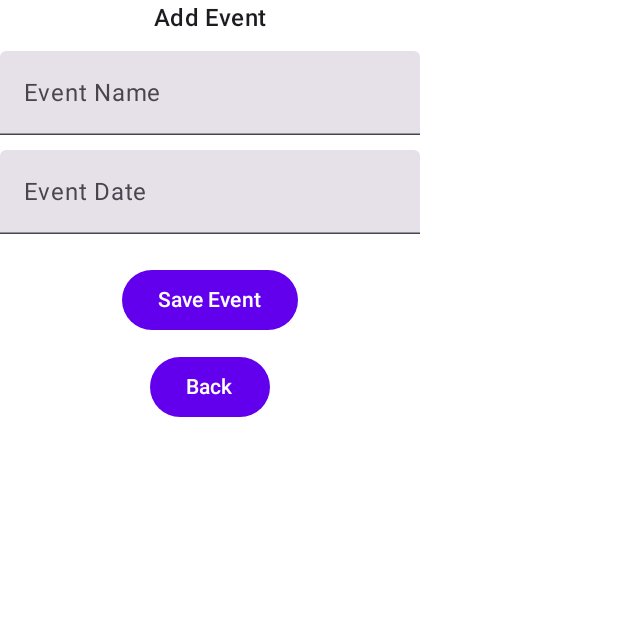
After one commit to Roberquilez/Parcial2Eventos_RobertoQuilez, an Android app built with Jetpack Compose: the composable PantallaAgregarEvento shown on its own in the app's theme, on a phone screen of 412 x 824 dp, the top half of it. The commit adds this screen. Run offline under Robolectric (Android 15) with nearby library versions, the phone set to English and light mode, and no system bars.

Commit message:
ejecicio 2
Igual hay que añadir mas cosas a la pantallaagregarevento pero funciona y me cambia el idioma

```diff
--- /dev/null
+++ b/app/src/main/java/com/example/parcial2eventos_robertoquilez/Evento.kt
@@ -0,0 +1,3 @@
+package com.example.parcial2eventos_robertoquilez
+
+data class Evento(val nombre: String, val fecha: String)
--- /dev/null
+++ b/app/src/main/java/com/example/parcial2eventos_robertoquilez/PantallaAgregarEvento.kt
@@ -0,0 +1,38 @@
+package com.example.parcial2eventos_robertoquilez
+
+import androidx.compose.foundation.layout.*
+import androidx.compose.material3.*
+import androidx.compose.runtime.*
+import androidx.compose.ui.Alignment
+import androidx.compose.ui.Modifier
+import androidx.compose.ui.platform.LocalContext
+import androidx.compose.ui.res.stringResource
+import androidx.compose.ui.unit.dp
+
+@Composable
+fun PantallaAgregarEvento(onEventoAgregado: (Evento) -> Unit, onVolver: () -> Unit) {
+    var nombre by remember { mutableStateOf("") }
+    var fecha by remember { mutableStateOf("") }
+    val context = LocalContext.current
+
+    Column(horizontalAlignment = Alignment.CenterHorizontally) {
+        Text(text = stringResource(id = R.string.agregar_evento), style = MaterialTheme.typography.titleMedium)
+        Spacer(modifier = Modifier.height(10.dp))
+
+        TextField(value = nombre, onValueChange = { nombre = it }, label = { Text(stringResource(id = R.string.nombre_evento)) })
+        Spacer(modifier = Modifier.height(10.dp))
+        TextField(value = fecha, onValueChange = { fecha = it }, label = { Text(stringResource(id = R.string.fecha_evento)) })
+        Spacer(modifier = Modifier.height(20.dp))
+
+        Button(onClick = {
+            onEventoAgregado(Evento(nombre, fecha))
+            onVolver()
+        }) {
+            Text(stringResource(id = R.string.guardar_evento))
+        }
+        Spacer(modifier = Modifier.height(10.dp))
+        Button(onClick = onVolver) {
+            Text(stringResource(id = R.string.volver))
+        }
+    }
+}
--- a/app/src/main/res/values/strings.xml
+++ b/app/src/main/res/values/strings.xml
@@ -1,3 +1,9 @@
 <resources>
-    <string name="app_name">Parcial2Eventos_RobertoQuilez</string>
+    <string name="app_name">Parcial2Eventos</string>
+    <string name="eventos">Events</string>
+    <string name="agregar_evento">Add Event</string>
+    <string name="volver">Back</string>
+    <string name="nombre_evento">Event Name</string>
+    <string name="fecha_evento">Event Date</string>
+    <string name="guardar_evento">Save Event</string>
 </resources>
```
Also changed, not shown: app/src/main/java/com/example/parcial2eventos_robertoquilez/MiHorarioApp.kt (+15 -1 lines), app/src/main/java/com/example/parcial2eventos_robertoquilez/PantallaEventos.kt (added, +60 -0 lines), 1 other file.
